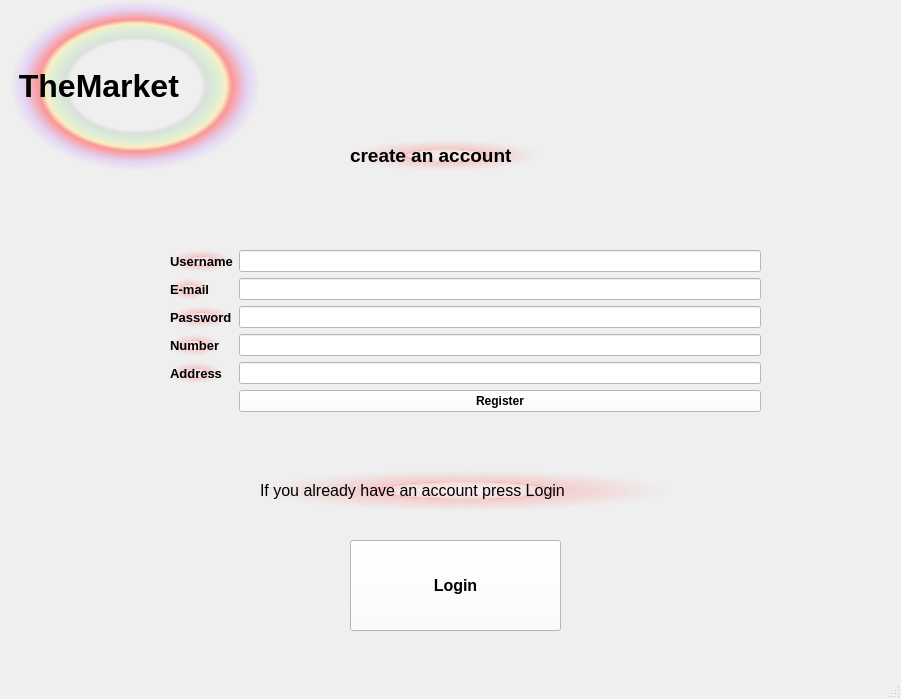
Old version of the form Marketplace-Client/Marketplace-Client/mainwindow.ui in the repository Ahmedkhalifa1999/Design-and-Implementation-of-a-Marketplace-system.
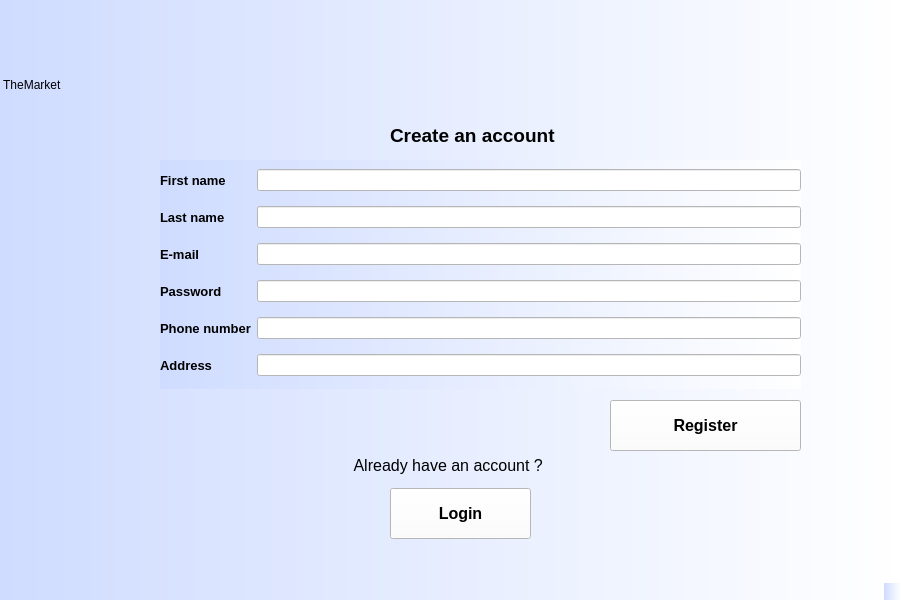
New version of the form.

Commit message: login and reg

Patch:
```diff
--- a/Marketplace-Client/Marketplace-Client/mainwindow.ui
+++ b/Marketplace-Client/Marketplace-Client/mainwindow.ui
@@ -7,71 +7,67 @@
     <x>0</x>
     <y>0</y>
     <width>901</width>
-    <height>699</height>
+    <height>600</height>
    </rect>
   </property>
   <property name="windowTitle">
    <string>MainWindow</string>
   </property>
   <property name="styleSheet">
-   <string notr="true">background-color: qlineargradient(spread:pad, x1:0, y1:0, x2:1, y2:0, stop:0 rgba(245, 224, 176, 255), stop:0.09 rgba(246, 189, 237, 255), stop:0.14 rgba(194, 207, 246, 255), stop:0.19 rgba(184, 160, 168, 255), stop:0.25 rgba(171, 186, 248, 255), stop:0.32 rgba(243, 248, 224, 255), stop:0.385 rgba(249, 162, 183, 255), stop:0.47 rgba(100, 115, 124, 255), stop:0.58 rgba(251, 205, 202, 255), stop:0.65 rgba(170, 128, 185, 255), stop:0.75 rgba(252, 222, 204, 255), stop:0.805 rgba(206, 122, 218, 255), stop:0.86 rgba(254, 223, 175, 255), stop:0.91 rgba(254, 236, 244, 255), stop:1 rgba(255, 191, 221, 255));</string>
+   <string notr="true">background-color: qlineargradient(spread:pad, x1:0, y1:0, x2:1, y2:0, stop:0 rgba(207, 220, 255, 255), stop:1 rgba(255, 255, 255, 255));</string>
   </property>
   <widget class="QWidget" name="centralwidget">
-   <widget class="QLabel" name="label">
+   <widget class="QLabel" name="label_2">
     <property name="geometry">
      <rect>
-      <x>350</x>
-      <y>140</y>
-      <width>191</width>
+      <x>390</x>
+      <y>120</y>
+      <width>201</width>
       <height>31</height>
      </rect>
     </property>
     <property name="font">
      <font>
       <pointsize>14</pointsize>
-      <italic>false</italic>
       <bold>true</bold>
       <underline>false</underline>
      </font>
     </property>
     <property name="styleSheet">
-     <string notr="true">font: 700 14pt &quot;Segoe UI&quot;;
-background-color: qradialgradient(spread:pad, cx:0.5, cy:0.5, radius:0.5, fx:0.5, fy:0.5, stop:0 rgba(255, 235, 235, 206), stop:0.35 rgba(255, 188, 188, 80), stop:0.4 rgba(255, 162, 162, 80), stop:0.425 rgba(255, 132, 132, 156), stop:0.44 rgba(252, 128, 128, 80), stop:1 rgba(255, 255, 255, 0));</string>
+     <string notr="true">background-color: qradialgradient(spread:pad, cx:0.5, cy:0.5, radius:2, fx:0.500038, fy:0.511, stop:0.370192 rgba(255, 255, 255, 0), stop:0.4 rgba(255, 162, 162, 80), stop:0.425 rgba(255, 132, 132, 156), stop:0.427885 rgba(255, 188, 188, 80), stop:0.44 rgba(252, 128, 128, 80), stop:1 rgba(255, 255, 255, 0));</string>
     </property>
     <property name="text">
-     <string>create an account</string>
+     <string>Create an account</string>
     </property>
    </widget>
-   <widget class="QLabel" name="label_6">
+   <widget class="QLabel" name="label_9">
     <property name="geometry">
      <rect>
-      <x>260</x>
-      <y>470</y>
-      <width>411</width>
-      <height>41</height>
+      <x>350</x>
+      <y>450</y>
+      <width>271</width>
+      <height>31</height>
      </rect>
     </property>
     <property name="font">
      <font>
       <pointsize>12</pointsize>
-      <bold>false</bold>
-      <underline>false</underline>
      </font>
     </property>
     <property name="styleSheet">
-     <string notr="true">background-color: qradialgradient(spread:pad, cx:0.5, cy:0.5, radius:0.5, fx:0.5, fy:0.5, stop:0 rgba(255, 235, 235, 206), stop:0.35 rgba(255, 188, 188, 80), stop:0.4 rgba(255, 162, 162, 80), stop:0.425 rgba(255, 132, 132, 156), stop:0.44 rgba(252, 128, 128, 80), stop:1 rgba(255, 255, 255, 0));</string>
+     <string notr="true">background-color: qradialgradient(spread:pad, cx:0.5, cy:0.5, radius:2, fx:0.500038, fy:0.511, stop:0.370192 rgba(255, 255, 255, 0), stop:0.4 rgba(255, 162, 162, 80), stop:0.425 rgba(255, 132, 132, 156), stop:0.427885 rgba(255, 188, 188, 80), stop:0.44 rgba(252, 128, 128, 80), stop:1 rgba(255, 255, 255, 0));</string>
     </property>
     <property name="text">
-     <string>If you already have an account press Login</string>
+     <string> Already have an account ?</string>
     </property>
    </widget>
    <widget class="QPushButton" name="loginButton">
     <property name="geometry">
      <rect>
-      <x>350</x>
-      <y>540</y>
-      <width>211</width>
-      <height>91</height>
+      <x>390</x>
+      <y>488</y>
+      <width>141</width>
+      <height>51</height>
      </rect>
     </property>
     <property name="font">
@@ -87,26 +83,19 @@
      <string>Login</string>
     </property>
    </widget>
-   <widget class="QLabel" name="label_7">
+   <widget class="QLabel" name="label">
     <property name="geometry">
      <rect>
-      <x>10</x>
-      <y>0</y>
+      <x>0</x>
+      <y>9</y>
       <width>251</width>
-      <height>171</height>
+      <height>151</height>
      </rect>
     </property>
-    <property name="font">
-     <font>
-      <pointsize>24</pointsize>
-      <italic>false</italic>
-      <bold>true</bold>
-     </font>
-    </property>
     <property name="styleSheet">
-     <string notr="true">
-font: 700 24pt &quot;Segoe Print&quot;;
-background-color: qradialgradient(spread:pad, cx:0.5, cy:0.5, radius:0.5, fx:0.5, fy:0.5, stop:0 rgba(0, 0, 0, 0), stop:0.52 rgba(0, 0, 0, 0), stop:0.565 rgba(82, 121, 76, 33), stop:0.65 rgba(159, 235, 148, 64), stop:0.721925 rgba(255, 238, 150, 129), stop:0.77 rgba(255, 128, 128, 204), stop:0.89 rgba(191, 128, 255, 64), stop:1 rgba(0, 0, 0, 0));</string>
+     <string notr="true">font: 26pt &quot;Forte&quot;;
+
+background-color: qradialgradient(spread:pad, cx:0.5, cy:0.5, radius:2, fx:0.500038, fy:0.511, stop:0.370192 rgba(255, 255, 255, 0), stop:0.4 rgba(255, 162, 162, 80), stop:0.425 rgba(255, 132, 132, 156), stop:0.427885 rgba(255, 188, 188, 80), stop:0.44 rgba(252, 128, 128, 80), stop:1 rgba(255, 255, 255, 0));</string>
     </property>
     <property name="text">
      <string> TheMarket</string>
@@ -115,93 +104,14 @@
    <widget class="QWidget" name="formLayoutWidget">
     <property name="geometry">
      <rect>
-      <x>170</x>
-      <y>250</y>
-      <width>591</width>
-      <height>196</height>
+      <x>160</x>
+      <y>160</y>
+      <width>641</width>
+      <height>229</height>
      </rect>
     </property>
-    <layout class="QFormLayout" name="formLayout">
-     <item row="0" column="0">
-      <widget class="QLabel" name="label_3">
-       <property name="font">
-        <font>
-         <pointsize>10</pointsize>
-         <bold>true</bold>
-        </font>
-       </property>
-       <property name="styleSheet">
-        <string notr="true">background-color: qradialgradient(spread:pad, cx:0.5, cy:0.5, radius:0.5, fx:0.5, fy:0.5, stop:0 rgba(255, 235, 235, 206), stop:0.35 rgba(255, 188, 188, 80), stop:0.4 rgba(255, 162, 162, 80), stop:0.425 rgba(255, 132, 132, 156), stop:0.44 rgba(252, 128, 128, 80), stop:1 rgba(255, 255, 255, 0));</string>
-       </property>
-       <property name="text">
-        <string>Username</string>
-       </property>
-      </widget>
-     </item>
-     <item row="1" column="0">
-      <widget class="QLabel" name="label_2">
-       <property name="font">
-        <font>
-         <pointsize>10</pointsize>
-         <bold>true</bold>
-        </font>
-       </property>
-       <property name="styleSheet">
-        <string notr="true">background-color: qradialgradient(spread:pad, cx:0.5, cy:0.5, radius:0.5, fx:0.5, fy:0.5, stop:0 rgba(255, 235, 235, 206), stop:0.35 rgba(255, 188, 188, 80), stop:0.4 rgba(255, 162, 162, 80), stop:0.425 rgba(255, 132, 132, 156), stop:0.44 rgba(252, 128, 128, 80), stop:1 rgba(255, 255, 255, 0));
-</string>
-       </property>
-       <property name="text">
-        <string>E-mail</string>
-       </property>
-      </widget>
-     </item>
-     <item row="2" column="0">
-      <widget class="QLabel" name="label_4">
-       <property name="font">
-        <font>
-         <pointsize>10</pointsize>
-         <bold>true</bold>
-        </font>
-       </property>
-       <property name="styleSheet">
-        <string notr="true">background-color: qradialgradient(spread:pad, cx:0.5, cy:0.5, radius:0.5, fx:0.5, fy:0.5, stop:0 rgba(255, 235, 235, 206), stop:0.35 rgba(255, 188, 188, 80), stop:0.4 rgba(255, 162, 162, 80), stop:0.425 rgba(255, 132, 132, 156), stop:0.44 rgba(252, 128, 128, 80), stop:1 rgba(255, 255, 255, 0));</string>
-       </property>
-       <property name="text">
-        <string>Password</string>
-       </property>
-      </widget>
-     </item>
-     <item row="4" column="0">
-      <widget class="QLabel" name="label_5">
-       <property name="font">
-        <font>
-         <pointsize>10</pointsize>
-         <bold>true</bold>
-        </font>
-       </property>
-       <property name="styleSheet">
-        <string notr="true">background-color: qradialgradient(spread:pad, cx:0.5, cy:0.5, radius:0.5, fx:0.5, fy:0.5, stop:0 rgba(255, 235, 235, 206), stop:0.35 rgba(255, 188, 188, 80), stop:0.4 rgba(255, 162, 162, 80), stop:0.425 rgba(255, 132, 132, 156), stop:0.44 rgba(252, 128, 128, 80), stop:1 rgba(255, 255, 255, 0));</string>
-       </property>
-       <property name="text">
-        <string>Address</string>
-       </property>
-      </widget>
-     </item>
-     <item row="0" column="1">
-      <widget class="QLineEdit" name="username">
-       <property name="styleSheet">
-        <string notr="true">background-color: rgb(255, 255, 255);</string>
-       </property>
-      </widget>
-     </item>
-     <item row="1" column="1">
-      <widget class="QLineEdit" name="email">
-       <property name="styleSheet">
-        <string notr="true">background-color: rgb(255, 255, 255);</string>
-       </property>
-      </widget>
-     </item>
-     <item row="2" column="1">
+    <layout class="QGridLayout" name="gridLayout">
+     <item row="3" column="1">
       <widget class="QLineEdit" name="password">
        <property name="styleSheet">
         <string notr="true">background-color: rgb(255, 255, 255);</string>
@@ -211,30 +121,77 @@
        </property>
       </widget>
      </item>
+     <item row="5" column="0">
+      <widget class="QLabel" name="label_8">
+       <property name="font">
+        <font>
+         <pointsize>10</pointsize>
+         <bold>true</bold>
+        </font>
+       </property>
+       <property name="styleSheet">
+        <string notr="true">background-color: qradialgradient(spread:pad, cx:0.5, cy:0.5, radius:2, fx:0.500038, fy:0.511, stop:0.370192 rgba(255, 255, 255, 0), stop:0.4 rgba(255, 162, 162, 80), stop:0.425 rgba(255, 132, 132, 156), stop:0.427885 rgba(255, 188, 188, 80), stop:0.44 rgba(252, 128, 128, 80), stop:1 rgba(255, 255, 255, 0));</string>
+       </property>
+       <property name="text">
+        <string>Address</string>
+       </property>
+      </widget>
+     </item>
      <item row="4" column="1">
-      <widget class="QLineEdit" name="address">
+      <widget class="QLineEdit" name="number">
+       <property name="styleSheet">
+        <string notr="true">background-color: rgb(255, 255, 255);</string>
+       </property>
+      </widget>
+     </item>
+     <item row="2" column="1">
+      <widget class="QLineEdit" name="email">
        <property name="styleSheet">
         <string notr="true">background-color: rgb(255, 255, 255);</string>
        </property>
       </widget>
      </item>
      <item row="5" column="1">
-      <widget class="QPushButton" name="registerButton">
-       <property name="font">
-        <font>
-         <bold>true</bold>
-        </font>
-       </property>
+      <widget class="QLineEdit" name="address">
        <property name="styleSheet">
         <string notr="true">background-color: rgb(255, 255, 255);</string>
        </property>
+      </widget>
+     </item>
+     <item row="1" column="0">
+      <widget class="QLabel" name="label_4">
+       <property name="font">
+        <font>
+         <pointsize>10</pointsize>
+         <bold>true</bold>
+        </font>
+       </property>
+       <property name="styleSheet">
+        <string notr="true">background-color: qradialgradient(spread:pad, cx:0.5, cy:0.5, radius:2, fx:0.500038, fy:0.511, stop:0.370192 rgba(255, 255, 255, 0), stop:0.4 rgba(255, 162, 162, 80), stop:0.425 rgba(255, 132, 132, 156), stop:0.427885 rgba(255, 188, 188, 80), stop:0.44 rgba(252, 128, 128, 80), stop:1 rgba(255, 255, 255, 0));</string>
+       </property>
        <property name="text">
-        <string>Register</string>
+        <string>Last name</string>
+       </property>
+      </widget>
+     </item>
+     <item row="4" column="0">
+      <widget class="QLabel" name="label_7">
+       <property name="font">
+        <font>
+         <pointsize>10</pointsize>
+         <bold>true</bold>
+        </font>
+       </property>
+       <property name="styleSheet">
+        <string notr="true">background-color: qradialgradient(spread:pad, cx:0.5, cy:0.5, radius:2, fx:0.500038, fy:0.511, stop:0.370192 rgba(255, 255, 255, 0), stop:0.4 rgba(255, 162, 162, 80), stop:0.425 rgba(255, 132, 132, 156), stop:0.427885 rgba(255, 188, 188, 80), stop:0.44 rgba(252, 128, 128, 80), stop:1 rgba(255, 255, 255, 0));</string>
+       </property>
+       <property name="text">
+        <string>Phone number</string>
        </property>
       </widget>
      </item>
      <item row="3" column="0">
-      <widget class="QLabel" name="label_8">
+      <widget class="QLabel" name="label_6">
        <property name="font">
         <font>
          <pointsize>10</pointsize>
@@ -242,15 +199,54 @@
         </font>
        </property>
        <property name="styleSheet">
-        <string notr="true">background-color: qradialgradient(spread:pad, cx:0.5, cy:0.5, radius:0.5, fx:0.5, fy:0.5, stop:0 rgba(255, 235, 235, 206), stop:0.35 rgba(255, 188, 188, 80), stop:0.4 rgba(255, 162, 162, 80), stop:0.425 rgba(255, 132, 132, 156), stop:0.44 rgba(252, 128, 128, 80), stop:1 rgba(255, 255, 255, 0));</string>
+        <string notr="true">background-color: qradialgradient(spread:pad, cx:0.5, cy:0.5, radius:2, fx:0.500038, fy:0.511, stop:0.370192 rgba(255, 255, 255, 0), stop:0.4 rgba(255, 162, 162, 80), stop:0.425 rgba(255, 132, 132, 156), stop:0.427885 rgba(255, 188, 188, 80), stop:0.44 rgba(252, 128, 128, 80), stop:1 rgba(255, 255, 255, 0));</string>
        </property>
        <property name="text">
-        <string>Number</string>
+        <string>Password</string>
        </property>
       </widget>
      </item>
-     <item row="3" column="1">
-      <widget class="QLineEdit" name="number">
+     <item row="0" column="1">
+      <widget class="QLineEdit" name="fname">
+       <property name="styleSheet">
+        <string notr="true">background-color: rgb(255, 255, 255);</string>
+       </property>
+      </widget>
+     </item>
+     <item row="0" column="0">
+      <widget class="QLabel" name="label_3">
+       <property name="font">
+        <font>
+         <pointsize>10</pointsize>
+         <bold>true</bold>
+        </font>
+       </property>
+       <property name="styleSheet">
+        <string notr="true">background-color: qradialgradient(spread:pad, cx:0.5, cy:0.5, radius:2, fx:0.500038, fy:0.511, stop:0.370192 rgba(255, 255, 255, 0), stop:0.4 rgba(255, 162, 162, 80), stop:0.425 rgba(255, 132, 132, 156), stop:0.427885 rgba(255, 188, 188, 80), stop:0.44 rgba(252, 128, 128, 80), stop:1 rgba(255, 255, 255, 0));</string>
+       </property>
+       <property name="text">
+        <string>First name</string>
+       </property>
+      </widget>
+     </item>
+     <item row="2" column="0">
+      <widget class="QLabel" name="label_5">
+       <property name="font">
+        <font>
+         <pointsize>10</pointsize>
+         <bold>true</bold>
+        </font>
+       </property>
+       <property name="styleSheet">
+        <string notr="true">background-color: qradialgradient(spread:pad, cx:0.5, cy:0.5, radius:2, fx:0.500038, fy:0.511, stop:0.370192 rgba(255, 255, 255, 0), stop:0.4 rgba(255, 162, 162, 80), stop:0.425 rgba(255, 132, 132, 156), stop:0.427885 rgba(255, 188, 188, 80), stop:0.44 rgba(252, 128, 128, 80), stop:1 rgba(255, 255, 255, 0));</string>
+       </property>
+       <property name="text">
+        <string>E-mail</string>
+       </property>
+      </widget>
+     </item>
+     <item row="1" column="1">
+      <widget class="QLineEdit" name="lname">
        <property name="styleSheet">
         <string notr="true">background-color: rgb(255, 255, 255);</string>
        </property>
@@ -258,6 +254,28 @@
      </item>
     </layout>
    </widget>
+   <widget class="QPushButton" name="registerButton">
+    <property name="geometry">
+     <rect>
+      <x>610</x>
+      <y>400</y>
+      <width>191</width>
+      <height>51</height>
+     </rect>
+    </property>
+    <property name="font">
+     <font>
+      <pointsize>12</pointsize>
+      <bold>true</bold>
+     </font>
+    </property>
+    <property name="styleSheet">
+     <string notr="true">background-color: rgb(255, 255, 255);</string>
+    </property>
+    <property name="text">
+     <string>Register</string>
+    </property>
+   </widget>
   </widget>
   <widget class="QMenuBar" name="menubar">
    <property name="geometry">
```
Left out of the diff: 2 changed lines with no effect on the pictures. The commit also changes 29 other files.
